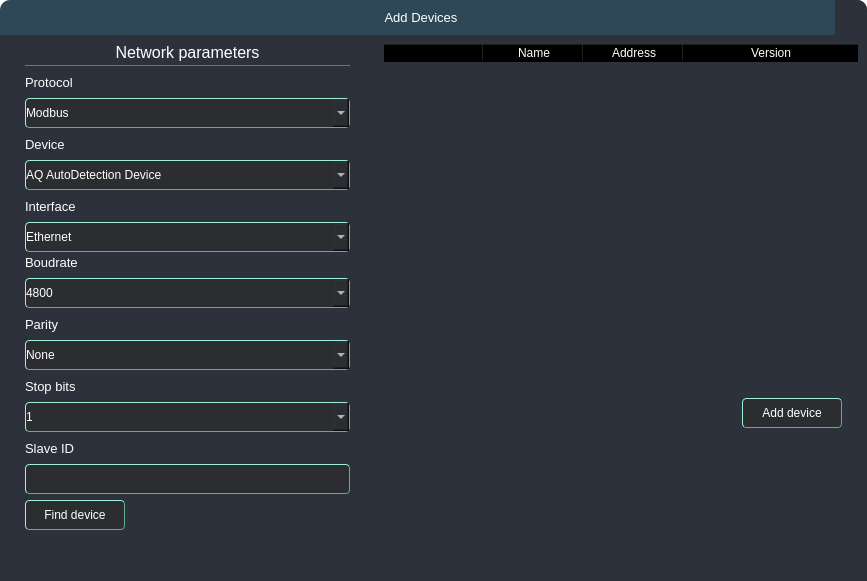
This is UI/forms/AqAddDeviceWindow.ui in romangolovkou/AQteck_toolMAX as Qt 5 draws it before an edit. The edited form follows.
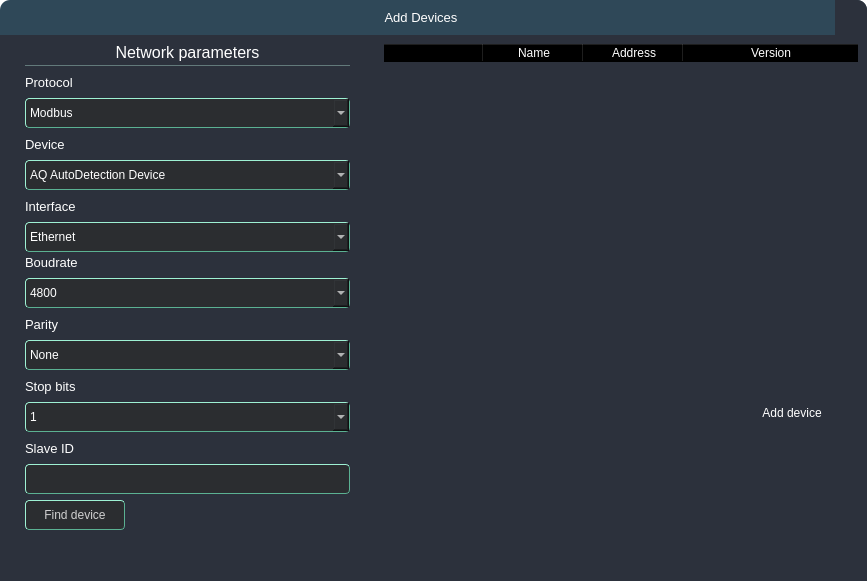
This is the edited form. Icons and pictures are not drawn. Custom widgets are drawn as their Qt base class.

Commit message: Прогрес у UI

Diff of the .ui file:
```diff
--- a/UI/forms/AqAddDeviceWindow.ui
+++ b/UI/forms/AqAddDeviceWindow.ui
@@ -57,16 +57,26 @@
 	border-right: 1px solid #5bb192; 
 	background-color: #2b2d30; 
 	border-radius: 4px; 
+	padding-left: 4px;
 }
 
-#findBtn, #addBtn {
-	border-left: 1px solid #9ef1d3;
-	border-top: 1px solid #9ef1d3;
-	border-bottom: 1px solid #5bb192;
-	border-right: 1px solid #5bb192;
-	background-color: #2b2d30;
-	border-radius: 4px;
+#findBtn, #addBtn
+QPushButton {
+ border-left: 1px solid #9ef1d3;
+border-top: 1px solid #9ef1d3;
+ border-bottom: 1px solid #5bb192;
+border-right: 1px solid #5bb192;
+ color: #D0D0D0;
+background-color: #2b2d30;
+ border-radius: 4px;
 }
+QPushButton:hover {
+background-color: #3c3e41;
+}
+QPushButton:pressed {
+ background-color: #429061;
+}
+
 
 #findBtn :hover {
 	background-color: #3c3e41;
@@ -899,6 +909,9 @@
               <property name="text">
                <string>Find device</string>
               </property>
+              <property name="autoDefault">
+               <bool>true</bool>
+              </property>
              </widget>
             </item>
            </layout>
@@ -1069,6 +1082,18 @@
               <property name="text">
                <string>Add device</string>
               </property>
+              <property name="checkable">
+               <bool>false</bool>
+              </property>
+              <property name="autoDefault">
+               <bool>true</bool>
+              </property>
+              <property name="default">
+               <bool>false</bool>
+              </property>
+              <property name="flat">
+               <bool>false</bool>
+              </property>
              </widget>
             </item>
            </layout>
```
Left out of the diff: 24 changed lines with no effect on the pictures. The commit also changes 6 other files.
